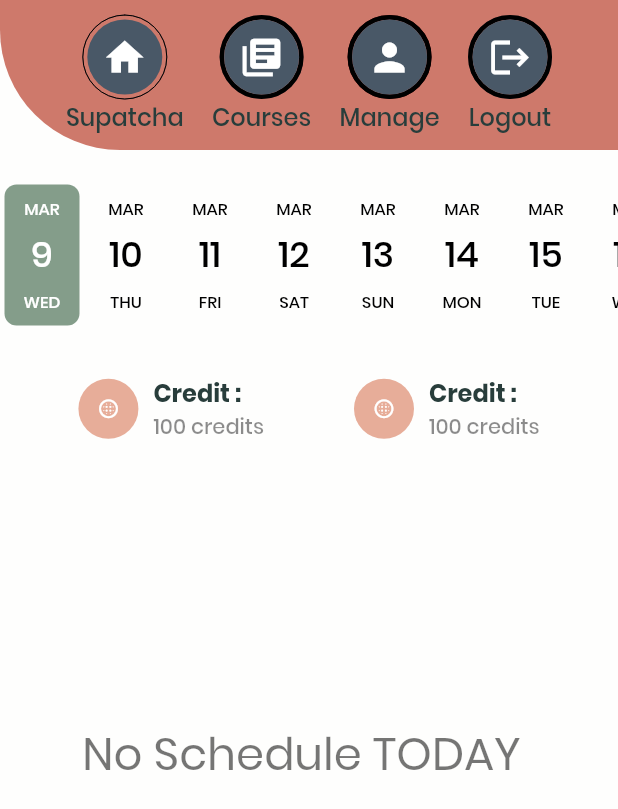
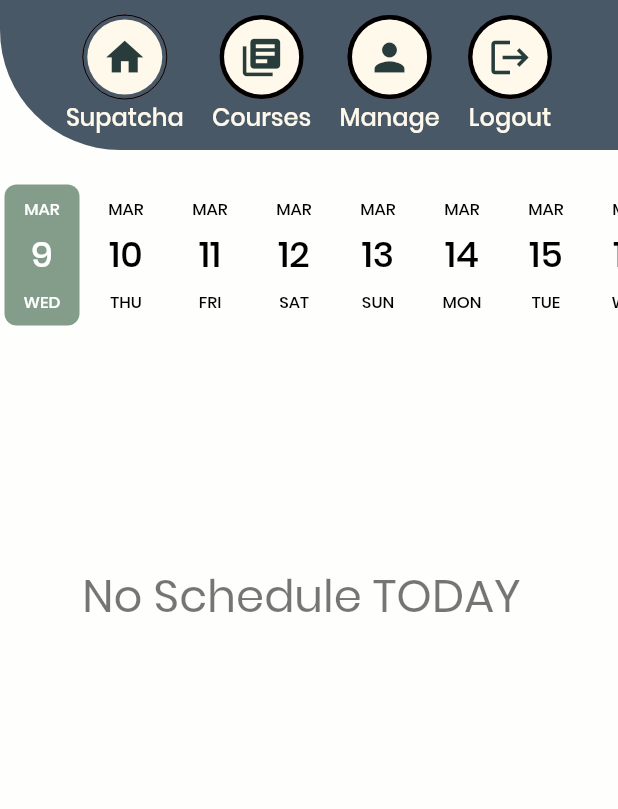
Before and after one commit to spc009/LazyRest, a Flutter app: the screen it shows after launch, on a phone screen of 412 x 824 dp. Shown: the top 809 px of the screen. Run offline on Flutter 3.47's test engine with Material 2 defaults, Android fonts, the phone set to English and light mode, and no system bars; drawn by our look-alikes of date_picker_timeline, percent_indicator; our stand-ins replace analog_clock, calendar_timeline, clock, cloud_firestore, firebase_core, flutter_countdown_timer and 4 more; missing offline and left inert: dart:ffi; accounts and stored records are empty.

```diff
--- a/lib/main.dart
+++ b/lib/main.dart
@@ -8,8 +8,8 @@ void main() async {
   WidgetsFlutterBinding.ensureInitialized();
   await Firebase.initializeApp();
   SystemChrome.setSystemUIOverlayStyle(SystemUiOverlayStyle(
-    systemNavigationBarColor: LightColors.kLightYellow, // navigation bar color
-    statusBarColor: LightColors.kDarkPink, // status bar color
+    systemNavigationBarColor: LightColors.kBlue, // navigation bar color
+    statusBarColor: LightColors.kBlue, // status bar color
   ));
 
   return runApp(MyApp());
--- a/lib/screens/home_page.dart
+++ b/lib/screens/home_page.dart
@@ -87,40 +87,40 @@ class _HomePageState extends State<HomePage> {
                 ],
               ),
             ),
-            Container(
-              child: SingleChildScrollView(
-                child: Column(
-                  mainAxisSize: MainAxisSize.min,
-                  crossAxisAlignment: CrossAxisAlignment.start,
-                  children: <Widget>[
-                    SizedBox(height: 30),
-                    Container(
-                      child: Row(
-                        mainAxisAlignment: MainAxisAlignment.center,
-                        // crossAxisAlignment: CrossAxisAlignment.center,
-                        children: [
-                          // SizedBox(width: 50),
-                          TaskColumn(
-                            icon: Icons.blur_circular,
-                            iconBackgroundColor: LightColors.kRed,
-                            title: 'Credit :',
-                            subtitle: '100 credits',
-                          ),
-                          SizedBox(width: 60),
-                          TaskColumn(
-                            icon: Icons.blur_circular,
-                            iconBackgroundColor: LightColors.kRed,
-                            title: 'Credit :',
-                            subtitle: '100 credits',
-                          ),
-                        ],
-                      ),
-                    ),
-                    SizedBox(height: 30),
-                  ],
-                ),
-              ),
-            ),
+            // Container(
+            //   child: SingleChildScrollView(
+            //     child: Column(
+            //       mainAxisSize: MainAxisSize.min,
+            //       crossAxisAlignment: CrossAxisAlignment.start,
+            //       children: <Widget>[
+            //         // SizedBox(height: 30),
+            //         // Container(
+            //         //   child: Row(
+            //         //     mainAxisAlignment: MainAxisAlignment.center,
+            //         //     // crossAxisAlignment: CrossAxisAlignment.center,
+            //         //     children: [
+            //         //       // SizedBox(width: 50),
+            //         //       TaskColumn(
+            //         //         icon: Icons.blur_circular,
+            //         //         iconBackgroundColor: LightColors.kRed,
+            //         //         title: 'Credit :',
+            //         //         subtitle: '100 credits',
+            //         //       ),
+            //         //       SizedBox(width: 60),
+            //         //       TaskColumn(
+            //         //         icon: Icons.blur_circular,
+            //         //         iconBackgroundColor: LightColors.kRed,
+            //         //         title: 'Credit :',
+            //         //         subtitle: '100 credits',
+            //         //       ),
+            //         //     ],
+            //         //   ),
+            //         // ),
+            //         // SizedBox(height: 30),
+            //       ],
+            //     ),
+            //   ),
+            // ),
             Get_time(Day),
           ],
         ),
--- a/lib/widgets/Header.dart
+++ b/lib/widgets/Header.dart
@@ -47,26 +47,19 @@ class Header extends StatelessWidget {
                     circularStrokeCap: CircularStrokeCap.round,
                     progressColor: Colors.black,
                     backgroundColor: LightColors.kDarkRed,
-                    // center: CircleAvatar(
-                    //   backgroundColor: Color(0xFFFFFFFF),
-                    //   radius: 25.0,
-                    //   backgroundImage: AssetImage(
-                    //     'assets/images/jennifer_lopez.jpg',
-                    //   ),
-                    // ),
                     center: CircleAvatar(
-                      backgroundColor: LightColors.kBlue,
+                      backgroundColor: LightColors.kLightYellow,
                       radius: 25.0,
                       child: Icon(
                         Icons.home,
                         size: 30.0,
-                        color: Colors.white,
+                        color: LightColors.kDarkGreen,
                       ),
                     ),
                     footer: Text(
                       'Supatcha',
                       style: TextStyle(
-                        color: LightColors.kDarkGreen,
+                        color: LightColors.kLightYellow,
                         fontSize: 16,
                         fontWeight: FontWeight.w500,
                       ),
@@ -89,18 +82,18 @@ class Header extends StatelessWidget {
                     progressColor: Colors.black,
                     backgroundColor: LightColors.kDarkRed,
                     center: CircleAvatar(
-                      backgroundColor: LightColors.kBlue,
+                      backgroundColor: LightColors.kLightYellow,
                       radius: 25.0,
                       child: Icon(
                         Icons.library_books,
                         size: 30.0,
-                        color: Colors.white,
+                        color: LightColors.kDarkGreen,
                       ),
                     ),
                     footer: Text(
                       'Courses',
                       style: TextStyle(
-                        color: LightColors.kDarkGreen,
+                        color: LightColors.kLightYellow,
                         fontSize: 16,
                         fontWeight: FontWeight.w500,
                       ),
@@ -124,17 +117,17 @@ class Header extends StatelessWidget {
                     backgroundColor: LightColors.kRed2,
                     center: CircleAvatar(
                       radius: 25.0,
-                      backgroundColor: LightColors.kBlue,
+                      backgroundColor: LightColors.kLightYellow,
                       child: Icon(
                         Icons.person,
                         size: 30.0,
-                        color: Colors.white,
+                        color: LightColors.kDarkGreen,
                       ),
                     ),
                     footer: Text(
                       'Manage',
                       style: TextStyle(
-                        color: LightColors.kDarkGreen,
+                        color: LightColors.kLightYellow,
                         fontSize: 16,
                         fontWeight: FontWeight.w500,
                       ),
@@ -158,17 +151,17 @@ class Header extends StatelessWidget {
                     backgroundColor: LightColors.kDarkRed,
                     center: CircleAvatar(
                       radius: 25.0,
-                      backgroundColor: LightColors.kBlue,
+                      backgroundColor: LightColors.kLightYellow,
                       child: Icon(
                         Icons.logout,
                         size: 30.0,
-                        color: Colors.white,
+                        color: LightColors.kDarkGreen,
                       ),
                     ),
                     footer: Text(
                       'Logout',
                       style: TextStyle(
-                        color: LightColors.kDarkGreen,
+                        color: LightColors.kLightYellow,
                         fontSize: 16,
                         fontWeight: FontWeight.w500,
                       ),
--- a/lib/widgets/top_container.dart
+++ b/lib/widgets/top_container.dart
@@ -14,7 +14,7 @@ class TopContainer extends StatelessWidget {
       padding:
           padding != null ? padding : EdgeInsets.symmetric(horizontal: 20.0),
       decoration: BoxDecoration(
-          color: LightColors.kDarkPink,
+          color: LightColors.kBlue,
           borderRadius: BorderRadius.only(
             // bottomRight: Radius.circular(40.0),
             bottomLeft: Radius.circular(80.0),
```
Also changed, not shown: lib/screens/calendar_page.dart (+20 -81 lines).
